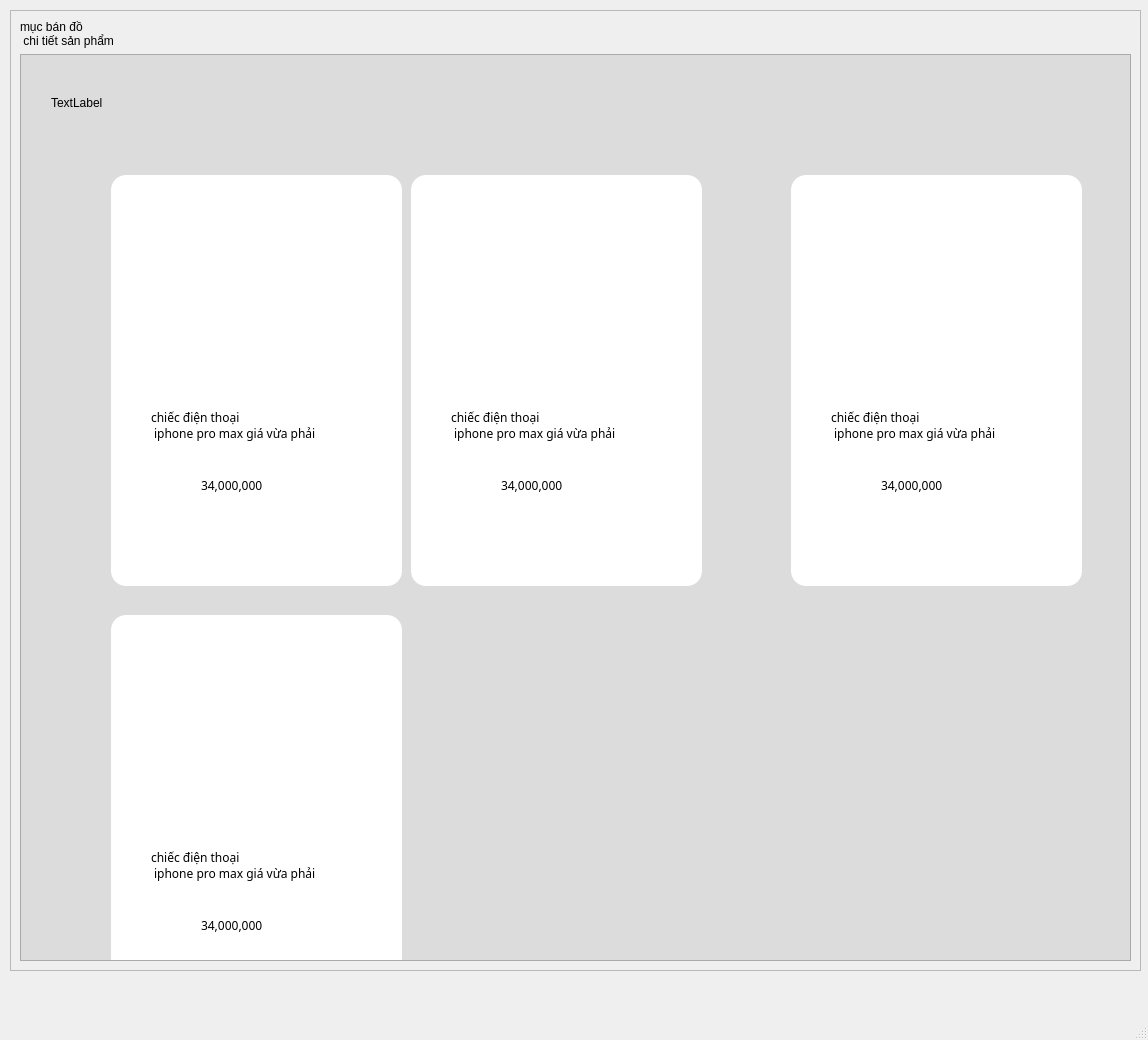
manhhaonhm/ungdung, file untitled.ui: the form before one commit.
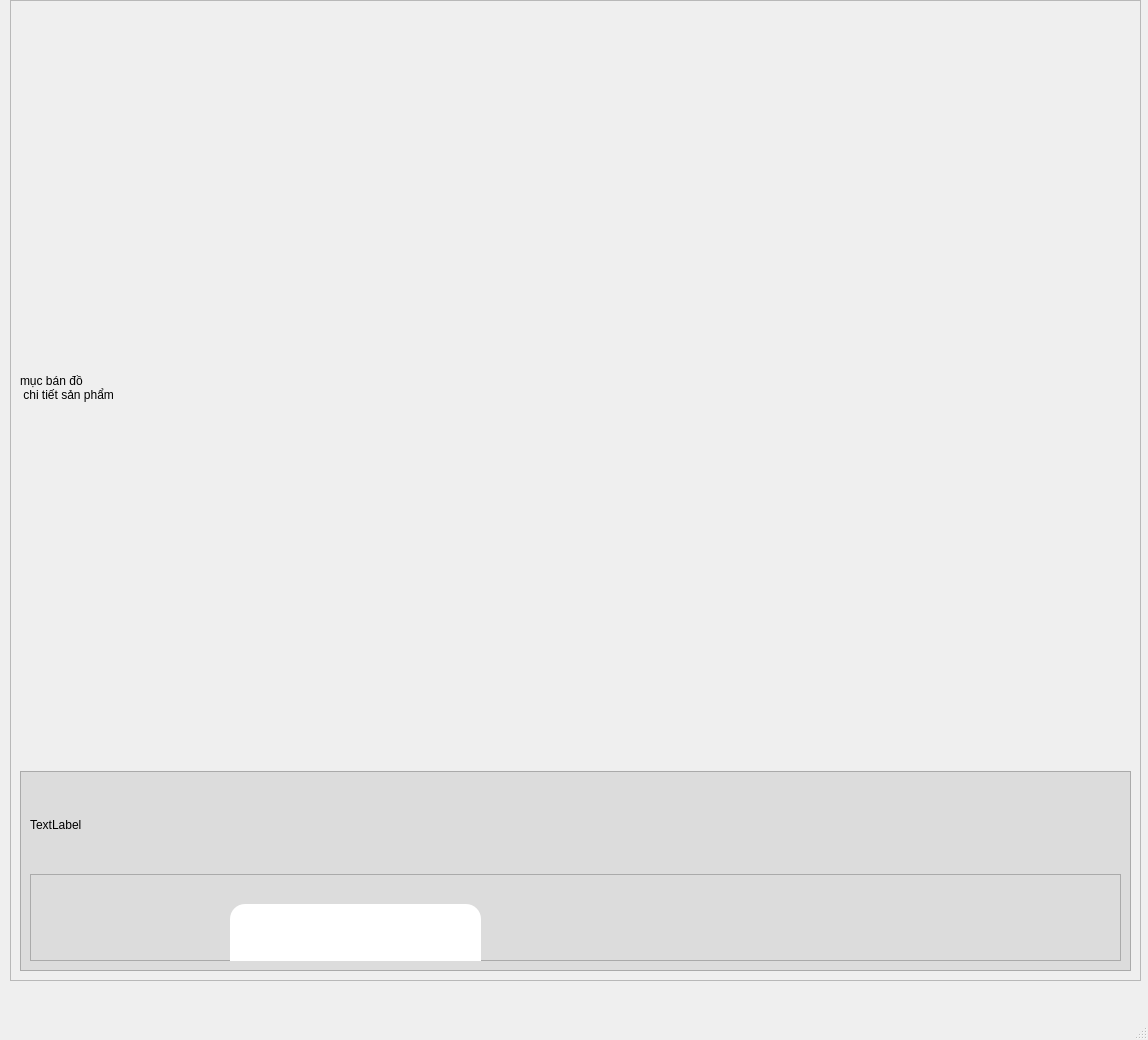
The form after the commit. Icons and pictures are not drawn.

What changed in the file:
```diff
--- a/untitled.ui
+++ b/untitled.ui
@@ -18,9 +18,9 @@
     <property name="geometry">
      <rect>
       <x>10</x>
-      <y>10</y>
+      <y>0</y>
       <width>1131</width>
-      <height>961</height>
+      <height>981</height>
      </rect>
     </property>
     <property name="widgetResizable">
@@ -32,7 +32,7 @@
        <x>0</x>
        <y>0</y>
        <width>1129</width>
-       <height>959</height>
+       <height>979</height>
       </rect>
      </property>
      <layout class="QVBoxLayout" name="verticalLayout">
@@ -46,6 +46,12 @@
       </item>
       <item>
        <widget class="QScrollArea" name="scrollArea_2">
+        <property name="maximumSize">
+         <size>
+          <width>16777215</width>
+          <height>200</height>
+         </size>
+        </property>
         <property name="styleSheet">
          <string notr="true">background-color: rgb(220, 220, 220);</string>
         </property>
@@ -58,44 +64,46 @@
            <x>0</x>
            <y>0</y>
            <width>1105</width>
-           <height>896</height>
+           <height>198</height>
           </rect>
          </property>
+         <layout class="QVBoxLayout" name="verticalLayout_3">
+          <item>
          <widget class="QLabel" name="label_2">
-          <property name="geometry">
-           <rect>
-            <x>30</x>
-            <y>40</y>
-            <width>71</width>
-            <height>16</height>
-           </rect>
-          </property>
           <property name="text">
            <string>TextLabel</string>
           </property>
          </widget>
-         <widget class="QLabel" name="label_3">
-          <property name="geometry">
-           <rect>
-            <x>150</x>
-            <y>120</y>
-            <width>271</width>
-            <height>311</height>
-           </rect>
-          </property>
-          <property name="text">
-           <string/>
-          </property>
-         </widget>
+          </item>
+          <item>
+           <widget class="QFrame" name="frame_2">
+            <property name="frameShape">
+             <enum>QFrame::StyledPanel</enum>
+            </property>
+            <property name="frameShadow">
+             <enum>QFrame::Raised</enum>
+            </property>
          <widget class="QFrame" name="frame">
           <property name="geometry">
            <rect>
-            <x>90</x>
-            <y>120</y>
-            <width>291</width>
-            <height>411</height>
-           </rect>
-          </property>
+               <x>200</x>
+               <y>30</y>
+               <width>251</width>
+               <height>351</height>
+              </rect>
+             </property>
+             <property name="minimumSize">
+              <size>
+               <width>251</width>
+               <height>351</height>
+              </size>
+             </property>
+             <property name="maximumSize">
+              <size>
+               <width>251</width>
+               <height>351</height>
+              </size>
+             </property>
           <property name="styleSheet">
            <string notr="true">background-color: rgb(255, 255, 255);
 border-radius:15px;</string>
@@ -106,14 +114,14 @@
           <property name="frameShadow">
            <enum>QFrame::Raised</enum>
           </property>
+             <layout class="QVBoxLayout" name="verticalLayout_2">
+              <item>
           <widget class="QLabel" name="label_4">
-           <property name="geometry">
-            <rect>
-             <x>50</x>
-             <y>40</y>
-             <width>191</width>
-             <height>201</height>
-            </rect>
+                <property name="minimumSize">
+                 <size>
+                  <width>200</width>
+                  <height>200</height>
+                 </size>
            </property>
            <property name="text">
             <string/>
@@ -125,15 +133,9 @@
             <bool>true</bool>
            </property>
           </widget>
+              </item>
+              <item>
           <widget class="QLabel" name="label_14">
-           <property name="geometry">
-            <rect>
-             <x>40</x>
-             <y>220</y>
-             <width>221</width>
-             <height>61</height>
-            </rect>
-           </property>
            <property name="font">
             <font>
              <family>Century Gothic</family>
@@ -144,253 +146,80 @@
  iphone pro max giá vừa phải</string>
            </property>
           </widget>
+              </item>
+              <item>
           <widget class="QLabel" name="label_15">
-           <property name="geometry">
-            <rect>
-             <x>90</x>
-             <y>290</y>
-             <width>71</width>
-             <height>41</height>
-            </rect>
-           </property>
            <property name="font">
             <font>
              <family>Century Gothic</family>
+                  <pointsize>16</pointsize>
             </font>
            </property>
            <property name="text">
             <string>34,000,000</string>
            </property>
           </widget>
-         </widget>
-         <widget class="QFrame" name="frame_5">
-          <property name="geometry">
-           <rect>
-            <x>390</x>
-            <y>120</y>
-            <width>291</width>
-            <height>411</height>
-           </rect>
-          </property>
-          <property name="styleSheet">
-           <string notr="true">background-color: rgb(255, 255, 255);
-border-radius:15px;</string>
-          </property>
-          <property name="frameShape">
-           <enum>QFrame::StyledPanel</enum>
-          </property>
-          <property name="frameShadow">
-           <enum>QFrame::Raised</enum>
-          </property>
-          <widget class="QLabel" name="label_16">
-           <property name="geometry">
-            <rect>
-             <x>50</x>
-             <y>40</y>
-             <width>191</width>
-             <height>201</height>
-            </rect>
-           </property>
-           <property name="text">
-            <string/>
-           </property>
-           <property name="pixmap">
-            <pixmap>image/iphone_16_pro_max_natural_-_1_copy_c85417198ff249b0852a93d7bc660695_medium (1).webp</pixmap>
-           </property>
-           <property name="scaledContents">
-            <bool>true</bool>
-           </property>
-          </widget>
-          <widget class="QLabel" name="label_17">
-           <property name="geometry">
-            <rect>
-             <x>40</x>
-             <y>220</y>
-             <width>221</width>
-             <height>61</height>
-            </rect>
-           </property>
+              </item>
+              <item>
+               <widget class="QPushButton" name="pushButton">
+                <property name="minimumSize">
+                 <size>
+                  <width>178</width>
+                  <height>64</height>
+                 </size>
+                </property>
+                <property name="maximumSize">
+                 <size>
+                  <width>16777215</width>
+                  <height>200</height>
+                 </size>
+                </property>
+                <property name="sizeIncrement">
+                 <size>
+                  <width>0</width>
+                  <height>0</height>
+                 </size>
+                </property>
            <property name="font">
             <font>
              <family>Century Gothic</family>
-            </font>
-           </property>
-           <property name="text">
-            <string>chiếc điện thoại 
- iphone pro max giá vừa phải</string>
-           </property>
-          </widget>
-          <widget class="QLabel" name="label_18">
-           <property name="geometry">
-            <rect>
-             <x>90</x>
-             <y>290</y>
-             <width>71</width>
-             <height>41</height>
-            </rect>
-           </property>
-           <property name="font">
-            <font>
-             <family>Century Gothic</family>
-            </font>
-           </property>
-           <property name="text">
-            <string>34,000,000</string>
-           </property>
-          </widget>
-         </widget>
-         <widget class="QFrame" name="frame_6">
-          <property name="geometry">
-           <rect>
-            <x>770</x>
-            <y>120</y>
-            <width>291</width>
-            <height>411</height>
-           </rect>
-          </property>
+                  <pointsize>10</pointsize>
+                 </font>
+                </property>
           <property name="styleSheet">
-           <string notr="true">background-color: rgb(255, 255, 255);
-border-radius:15px;</string>
-          </property>
-          <property name="frameShape">
-           <enum>QFrame::StyledPanel</enum>
-          </property>
-          <property name="frameShadow">
-           <enum>QFrame::Raised</enum>
-          </property>
-          <widget class="QLabel" name="label_19">
-           <property name="geometry">
-            <rect>
-             <x>50</x>
-             <y>40</y>
-             <width>191</width>
-             <height>201</height>
-            </rect>
-           </property>
+                 <string notr="true">QPushButton{
+ border: 2px solid rgb(34, 34, 34);
+border-radius: 30;
+color:balck;
+}
+QPushButton:checked{
+	color: white;
+	 border-radius: 30px;
+	  border: 1px rgb(255, 255, 255);
+		background-color: qlineargradient(spread:pad, x1:0, y1:0, x2:1, y2:0, stop:0 rgba(255, 242, 0, 255), stop:1 rgba(255, 167, 0, 255));
+    }
+QPushButton:hover{
+		color: white;
+	 border-radius: 30px;
+	
+  border: 1px rgb(255, 255, 255);
+	
+	
+	
+	background-color: qlineargradient(spread:pad, x1:0, y1:1, x2:1, y2:1, stop:0 rgba(93, 93, 93, 255), stop:1 rgba(60, 60, 60, 255));
+	
+} </string>
+                </property>
            <property name="text">
-            <string/>
-           </property>
-           <property name="pixmap">
-            <pixmap>image/iphone_16_pro_max_natural_-_1_copy_c85417198ff249b0852a93d7bc660695_medium (1).webp</pixmap>
-           </property>
-           <property name="scaledContents">
-            <bool>true</bool>
-           </property>
-          </widget>
-          <widget class="QLabel" name="label_20">
-           <property name="geometry">
-            <rect>
-             <x>40</x>
-             <y>220</y>
-             <width>221</width>
-             <height>61</height>
-            </rect>
-           </property>
-           <property name="font">
-            <font>
-             <family>Century Gothic</family>
-            </font>
-           </property>
-           <property name="text">
-            <string>chiếc điện thoại 
- iphone pro max giá vừa phải</string>
-           </property>
-          </widget>
-          <widget class="QLabel" name="label_21">
-           <property name="geometry">
-            <rect>
-             <x>90</x>
-             <y>290</y>
-             <width>71</width>
-             <height>41</height>
-            </rect>
-           </property>
-           <property name="font">
-            <font>
-             <family>Century Gothic</family>
-            </font>
-           </property>
-           <property name="text">
-            <string>34,000,000</string>
-           </property>
-          </widget>
-         </widget>
-         <widget class="QFrame" name="frame_7">
-          <property name="geometry">
-           <rect>
-            <x>90</x>
-            <y>560</y>
-            <width>291</width>
-            <height>411</height>
-           </rect>
-          </property>
-          <property name="styleSheet">
-           <string notr="true">background-color: rgb(255, 255, 255);
-border-radius:15px;</string>
-          </property>
-          <property name="frameShape">
-           <enum>QFrame::StyledPanel</enum>
-          </property>
-          <property name="frameShadow">
-           <enum>QFrame::Raised</enum>
-          </property>
-          <widget class="QLabel" name="label_22">
-           <property name="geometry">
-            <rect>
-             <x>50</x>
-             <y>40</y>
-             <width>191</width>
-             <height>201</height>
-            </rect>
-           </property>
-           <property name="text">
-            <string/>
-           </property>
-           <property name="pixmap">
-            <pixmap>image/iphone_16_pro_max_natural_-_1_copy_c85417198ff249b0852a93d7bc660695_medium (1).webp</pixmap>
-           </property>
-           <property name="scaledContents">
-            <bool>true</bool>
-           </property>
-          </widget>
-          <widget class="QLabel" name="label_23">
-           <property name="geometry">
-            <rect>
-             <x>40</x>
-             <y>220</y>
-             <width>221</width>
-             <height>61</height>
-            </rect>
-           </property>
-           <property name="font">
-            <font>
-             <family>Century Gothic</family>
-            </font>
-           </property>
-           <property name="text">
-            <string>chiếc điện thoại 
- iphone pro max giá vừa phải</string>
-           </property>
-          </widget>
-          <widget class="QLabel" name="label_24">
-           <property name="geometry">
-            <rect>
-             <x>90</x>
-             <y>290</y>
-             <width>71</width>
-             <height>41</height>
-            </rect>
-           </property>
-           <property name="font">
-            <font>
-             <family>Century Gothic</family>
-            </font>
-           </property>
-           <property name="text">
-            <string>34,000,000</string>
-           </property>
-          </widget>
-         </widget>
+                 <string>mua ngay</string>
+                </property>
+               </widget>
+              </item>
+             </layout>
+            </widget>
+           </widget>
+          </item>
+         </layout>
         </widget>
        </widget>
       </item>
```
Lines whose indentation alone changed are shown as unchanged.
